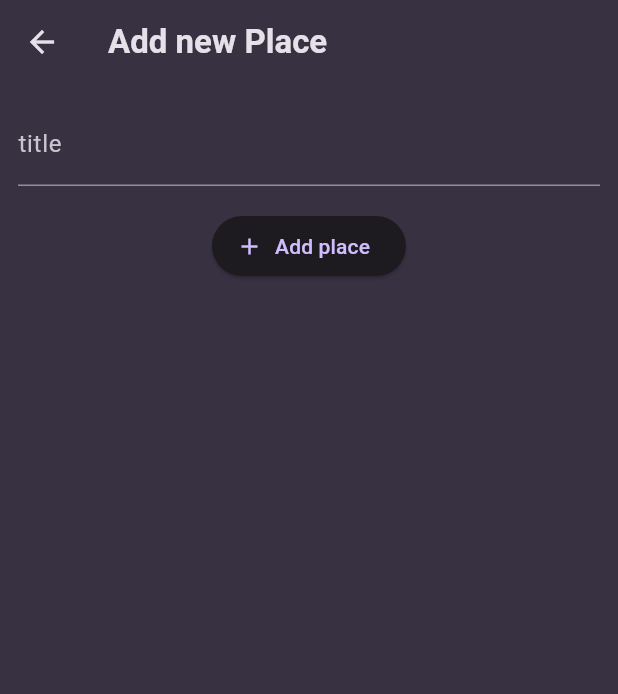
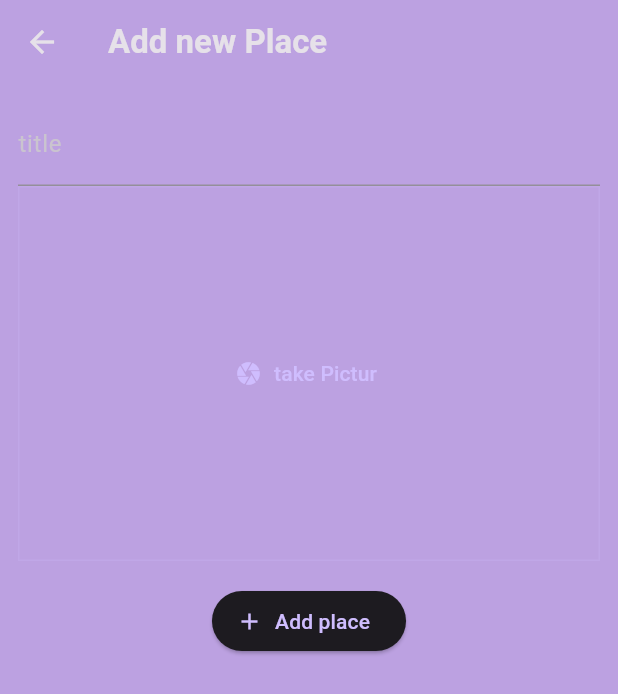
Before and after one commit to atekasu/places, a Flutter app: the AddPlaceScreen screen opened directly, after a tap on "Add place", on a phone screen of 412 x 824 dp. Shown: the top 694 px of the screen. Run offline on Flutter 3.47's test engine with Material 3 defaults, Android fonts, the phone set to English and light mode, and no system bars; our stand-ins replace flutter_riverpod, google_fonts, image_picker.

Commit message:
camera add

```diff
--- a/lib/main.dart
+++ b/lib/main.dart
@@ -7,7 +7,7 @@ import 'package:places/widget/places.dart';
 final colorScheme = ColorScheme.fromSeed(
   brightness: Brightness.dark,
   seedColor: const Color.fromARGB(255, 102, 6, 247),
-  surface: const Color.fromARGB(255, 56, 49, 66),
+  surface: const Color.fromARGB(255, 188, 161, 225),
 );
 final theme = ThemeData.from(
   colorScheme: colorScheme,
--- a/lib/screen/add_place.dart
+++ b/lib/screen/add_place.dart
@@ -1,6 +1,8 @@
+import 'dart:io';
 import 'package:flutter/material.dart';
 import 'package:flutter_riverpod/flutter_riverpod.dart';
 import 'package:places/providers/user_places.dart';
+import 'package:places/widget/image_input.dart';
 
 class AddPlaceScreen extends ConsumerStatefulWidget {
   const AddPlaceScreen({
@@ -14,13 +16,15 @@ class AddPlaceScreen extends ConsumerStatefulWidget {
 
 class _AddPlaceScreenState extends ConsumerState<AddPlaceScreen> {
   final _titleControlle = TextEditingController();
+  File? selectedImage;
+
   void _savePlace() {
     final enteredText = _titleControlle.text;
 
-    if (enteredText.isEmpty) {
+    if (enteredText.isEmpty || selectedImage == null) {
       return;
     }
-    ref.read(userPlacesProvider.notifier).addPlace(enteredText);
+    ref.read(userPlacesProvider.notifier).addPlace(enteredText, selectedImage!);
 
     Navigator.of(context).pop();
   }
@@ -47,8 +51,13 @@ class _AddPlaceScreenState extends ConsumerState<AddPlaceScreen> {
               ),
               controller: _titleControlle,
               style: TextStyle(
-                color: Theme.of(context).colorScheme.surface,
+                color: Theme.of(context).colorScheme.onSurface,
               ),
+            ),
+            ImageInput(
+              onPickImage: (image) {
+                selectedImage = image;
+              },
             ),
             const SizedBox(
               height: 16,
--- a/lib/screen/place_detail.dart
+++ b/lib/screen/place_detail.dart
@@ -20,10 +20,9 @@ class PlaceDetailScreen extends StatelessWidget {
         child: Text(
           place.title,
           style: Theme.of(context).textTheme.titleMedium!.copyWith(
-                color: Theme.of(context).colorScheme.surface,
+                color: Theme.of(context).colorScheme.onSurface,
               ),
         ),
-
       ),
     );
   }
--- a/lib/screen/places_list.dart
+++ b/lib/screen/places_list.dart
@@ -13,7 +13,7 @@ class PlacesList extends StatelessWidget {
         child: Text(
           'No places added yet',
           style: Theme.of(context).textTheme.titleMedium!.copyWith(
-                color: Theme.of(context).colorScheme.surface,
+                color: Theme.of(context).colorScheme.onSurface,
               ),
         ),
       );
@@ -24,7 +24,7 @@ class PlacesList extends StatelessWidget {
           title: Text(
             places[index].title,
             style: Theme.of(context).textTheme.titleMedium!.copyWith(
-                  color: Theme.of(context).colorScheme.surface,
+                  color: Theme.of(context).colorScheme.onSurface,
                 ),
           ),
           onTap: () {
--- a/lib/widget/image_input.dart
+++ b/lib/widget/image_input.dart
@@ -1,4 +1,7 @@
+import 'dart:io';
+
 import 'package:flutter/material.dart';
+import 'package:image_picker/image_picker.dart';
 
 class ImageInput extends StatefulWidget {
   const ImageInput({super.key});
@@ -10,9 +13,32 @@ class ImageInput extends StatefulWidget {
 }
 
 class _ImageInputState extends State<ImageInput> {
+  File? _selectedImage;
+
+  void _takePicture() async {
+    final imagePicker = ImagePicker();
+    final pickedImage =
+        await imagePicker.pickImage(source: ImageSource.camera, maxWidth: 600);
+
+    if (pickedImage == null) {
+      return;
+    }
+    _selectedImage = File(pickedImage.path);
+    // TODO: handle the picked image
+  }
+
   @override
   Widget build(BuildContext context) {
     // TODO: implement build
+    Widget content = TextButton.icon(
+      icon: const Icon(Icons.camera),
+      label: const Text('take Pictur'),
+      onPressed: _takePicture,
+    );
+
+    if (_selectedImage != null) {
+      content = Image.file(_selectedImage!, fit: BoxFit.cover);
+    }
     return Container(
       decoration: BoxDecoration(
         border: Border.all(
@@ -22,11 +48,8 @@ class _ImageInputState extends State<ImageInput> {
       ),
       height: 250,
       width: double.infinity,
-      child: TextButton.icon(
-        icon: const Icon(Icons.camera),
-        label: const Text('Take picture'),
-        onPressed: () {},
-      ),
+      alignment: Alignment.center,
+      child: content,
     );
   }
 }
--- a/pubspec.yaml
+++ b/pubspec.yaml
@@ -39,6 +39,7 @@ dependencies:
   uuid: ^4.5.1
   riverpod: ^2.6.1
   flutter_riverpod: ^2.6.1
+  image_picker: ^1.1.2
 
 dev_dependencies:
   flutter_test:
```
Also changed, not shown: lib/providers/user_places.dart (+6 -4 lines), pubspec.lock, 6 other files.
